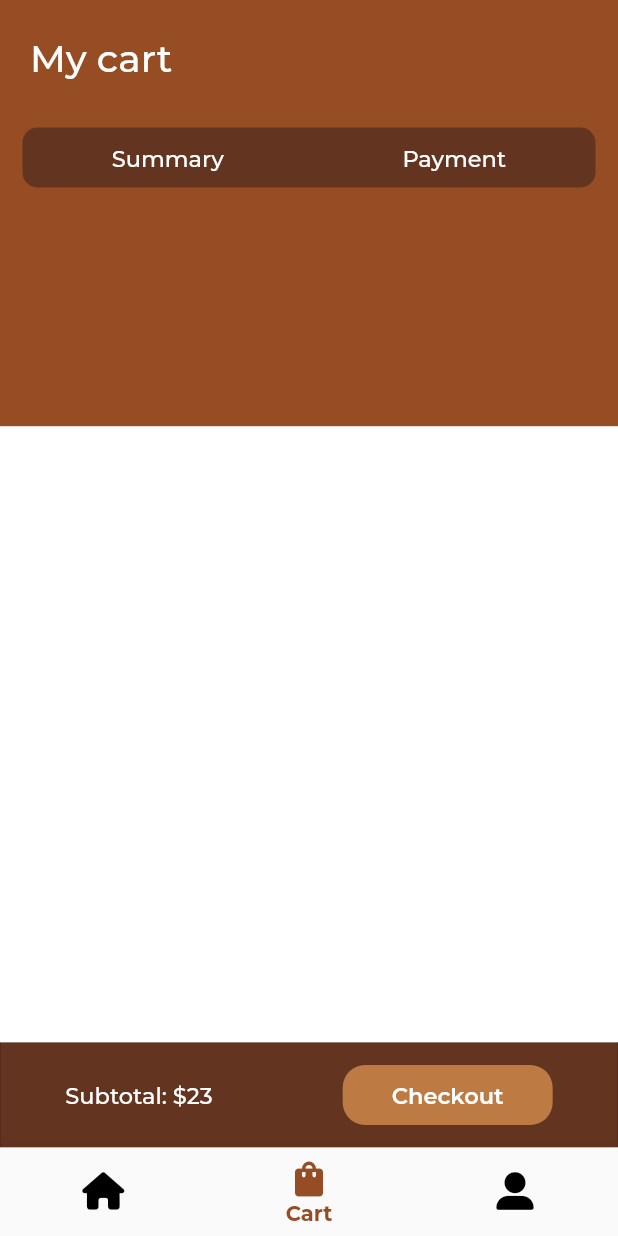
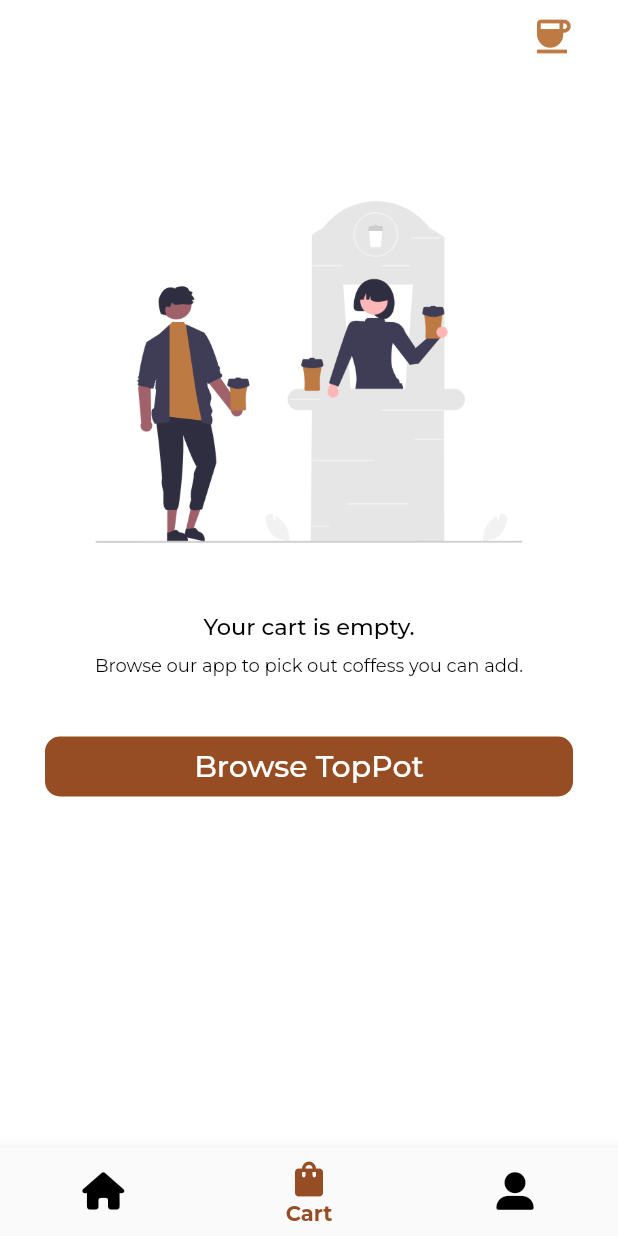
Before and after one commit to naomitimm/TopPot, a Flutter app: the screen it shows after launch, item 2 of the bottom bar chosen, on a phone screen of 412 x 824 dp. Run offline on Flutter 3.47's test engine with Material 2 defaults, Android fonts, the phone set to English and light mode, and no system bars; our stand-ins replace bloc, equatable, flutter_bloc, font_awesome_flutter, go_router, google_fonts.

Commit message:
empty-cart-bloc

```diff
--- a/top_pot_app/lib/presentation/auth/landing_page.dart
+++ b/top_pot_app/lib/presentation/auth/landing_page.dart
@@ -1,4 +1,3 @@
-import 'package:top_pot_app/application/navigation/navigation_cubit.dart';
 import 'package:top_pot_app/presentation/exports.dart';
 
 class LandingPage extends StatelessWidget {
--- a/top_pot_app/lib/presentation/dashboard/cart_page.dart
+++ b/top_pot_app/lib/presentation/dashboard/cart_page.dart
@@ -23,6 +23,10 @@ class _CheckoutPageState extends State<CheckoutPage> {
             return Center(
               child: Text(state.error.toString()),
             );
+          }
+
+          if (state is CartLoadingSuccessful && state.coffees.isEmpty) {
+            return EmptyCartCard();
           }
 
           if (state is CartLoadingSuccessful) {
--- a/top_pot_app/lib/presentation/dashboard/widgets/buttons.dart
+++ b/top_pot_app/lib/presentation/dashboard/widgets/buttons.dart
@@ -1 +1,33 @@
 import 'package:top_pot_app/presentation/exports.dart';
+
+class WideBrownButton extends StatelessWidget {
+  final void Function() dispatcher;
+  final String text;
+  const WideBrownButton(
+      {Key? key, required this.dispatcher, required this.text})
+      : super(key: key);
+
+  @override
+  Widget build(BuildContext context) {
+    return GestureDetector(
+      behavior: HitTestBehavior.opaque,
+      onTap: dispatcher,
+      child: Container(
+        width: double.infinity,
+        height: 40,
+        decoration: const BoxDecoration(
+            color: Color.fromRGBO(151, 77, 36, 1),
+            borderRadius: BorderRadius.all(Radius.circular(10))),
+        child: Center(
+          child: Text(text,
+              style: GoogleFonts.montserrat(
+                textStyle: const TextStyle(
+                    color: Colors.white,
+                    fontSize: 20,
+                    fontWeight: FontWeight.w500),
+              )),
+        ),
+      ),
+    );
+  }
+}
--- a/top_pot_app/lib/presentation/dashboard/widgets/cards.dart
+++ b/top_pot_app/lib/presentation/dashboard/widgets/cards.dart
@@ -244,6 +244,78 @@ class CartCard extends StatelessWidget {
   }
 }
 
+class EmptyCartCard extends StatelessWidget {
+  const EmptyCartCard({super.key});
+
+  @override
+  Widget build(BuildContext context) {
+    return Scaffold(
+      backgroundColor: Colors.white,
+      body: BlocBuilder<CartBloc, CartState>(
+        builder: (context, state) {
+          return Padding(
+            padding: const EdgeInsets.symmetric(vertical: 0, horizontal: 20),
+            child: ListView(
+              children: [
+                Align(
+                  alignment: Alignment.topRight,
+                  child: IconButton(
+                      onPressed: () {},
+                      icon: const Icon(
+                        Icons.coffee,
+                        size: 30,
+                        color: Color.fromRGBO(190, 122, 67, 1),
+                      )),
+                ),
+                const DashboardHeadline(color: Colors.white, text: "My cart"),
+                const SizedBox(
+                  height: 20,
+                ),
+                Container(
+                  height: 300,
+                  width: double.infinity,
+                  decoration: const BoxDecoration(
+                      image: DecorationImage(
+                          image: AssetImage('assets/cover/empty_cart.png'),
+                          fit: BoxFit.cover)),
+                ),
+                Padding(
+                  padding: const EdgeInsets.all(10.0),
+                  child: Column(
+                    children: [
+                      Text("Your cart is empty.",
+                          style: GoogleFonts.montserrat(
+                            textStyle: const TextStyle(
+                                color: Colors.black,
+                                fontSize: 15,
+                                fontWeight: FontWeight.w500),
+                          )),
+                      const SizedBox(
+                        height: 10,
+                      ),
+                      Text("Browse our app to pick out coffess you can add.",
+                          style: GoogleFonts.montserrat(
+                            textStyle: const TextStyle(
+                              color: Colors.black,
+                              fontSize: 12,
+                            ),
+                          )),
+                      const SizedBox(
+                        height: 40,
+                      ),
+                      WideBrownButton(dispatcher: () {}, text: "Browse TopPot")
+                    ],
+                  ),
+                )
+              ],
+            ),
+          );
+        },
+      ),
+    );
+  }
+}
+
 class ItemCounter extends StatefulWidget {
   const ItemCounter({Key? key}) : super(key: key);
 
--- a/top_pot_app/lib/presentation/exports.dart
+++ b/top_pot_app/lib/presentation/exports.dart
@@ -31,3 +31,6 @@ export 'package:top_pot_app/domain/models/coffee.dart';
 export 'package:top_pot_app/application/presentation/cart/cart_bloc.dart';
 export 'package:top_pot_app/application/auth/bloc/signup_bloc.dart';
 export 'package:top_pot_app/application/navigation/navigation_cubit.dart';
+
+// repositories
+export 'package:top_pot_app/infrustructure/auth_repository.dart';
--- a/top_pot_app/pubspec.yaml
+++ b/top_pot_app/pubspec.yaml
@@ -67,6 +67,7 @@ flutter:
     - assets/
     - assets/icons/
     - assets/coffee/
+    - assets/cover/
 
   # An image asset can refer to one or more resolution-specific "variants", see
   # https://flutter.dev/assets-and-images/#resolution-aware
```
Also changed, not shown: top_pot_app/lib/main.dart (+0 -25 lines), top_pot_app/assets/cover/empty_cart.png (added), top_pot_app/assets/cover/empty_cart.svg (added).
